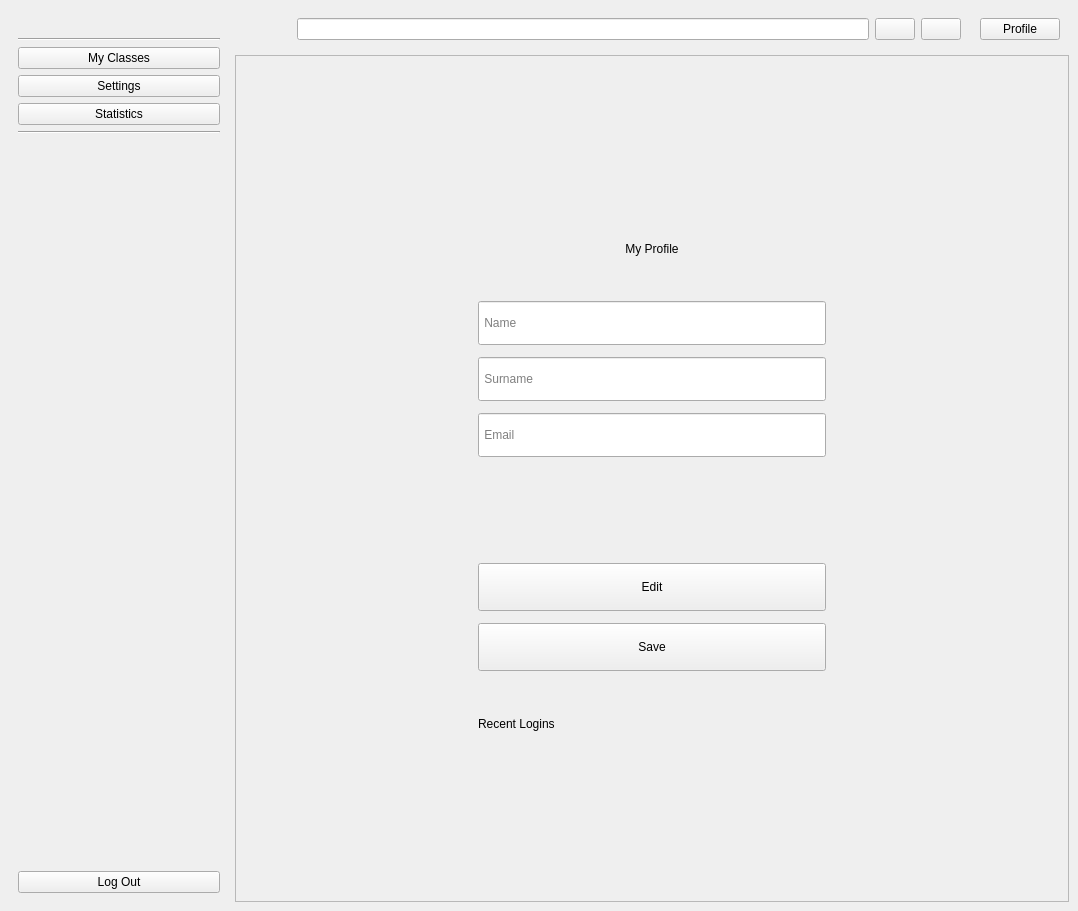
Before: the Qt Designer form ui/main_window.ui in imndllnuri/students-attendance-app, drawn with Qt 5.
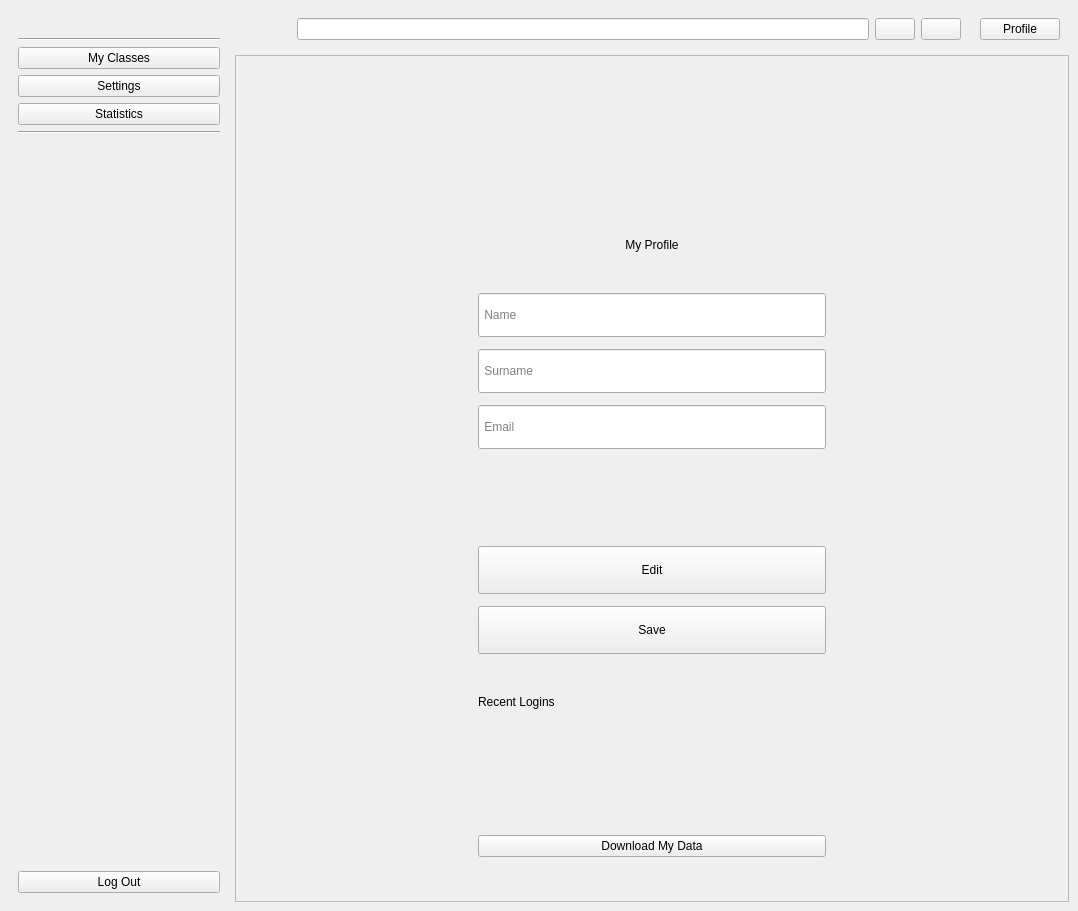
After: the same form once the commit is applied. The open tabs and pages were chosen to show the change. Icons and pictures are not drawn.

Commit message:
#5: Export account data as JSON
"Download My Data" button on Profile exports the instructor's account
info, class list, and recent login history as a JSON file.

Patch:
```diff
--- a/ui/main_window.ui
+++ b/ui/main_window.ui
@@ -521,6 +521,11 @@
                  <property name="text"><string/></property>
                 </widget>
                </item>
+               <item>
+                <widget class="QPushButton" name="export_account_data_btn">
+                 <property name="text"><string>Download My Data</string></property>
+                </widget>
+               </item>
               </layout>
              </widget>
             </item>
```
The commit also changes 3 other files.
